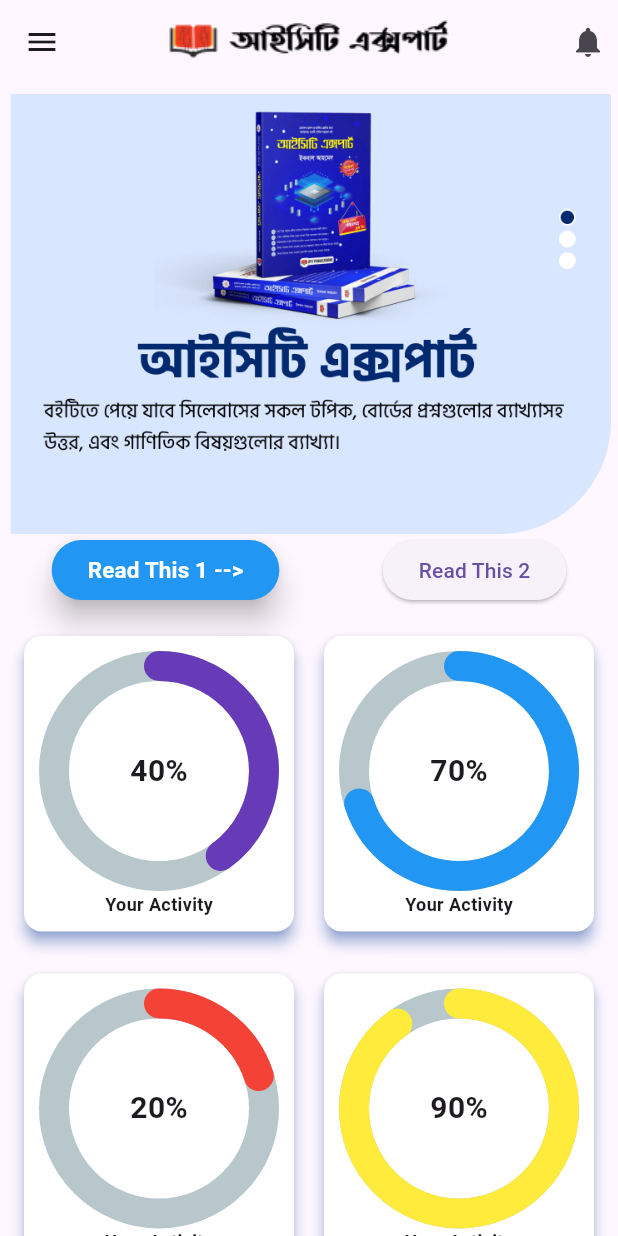
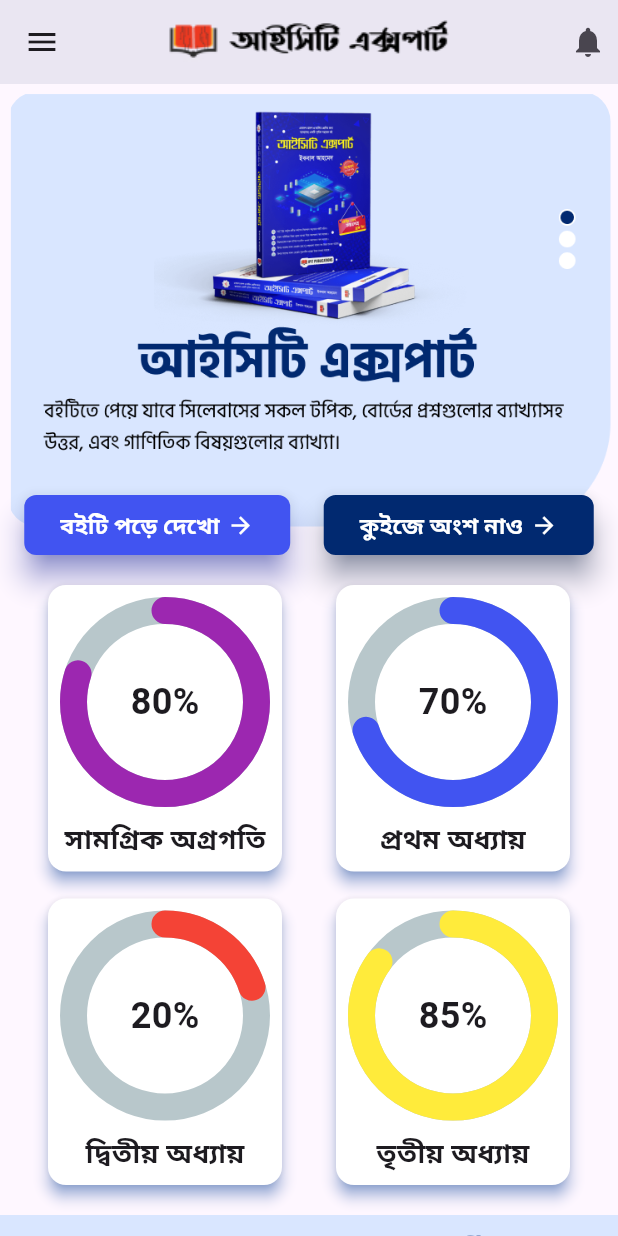
Before and after one commit to kafi015/ictexpartbd, a Flutter app: the screen it shows after launch, on a phone screen of 412 x 824 dp. Run offline on Flutter 3.47's test engine with Material 3 defaults, Android fonts, the phone set to English and light mode, and no system bars; drawn by our look-alikes of carousel_slider, percent_indicator; our stand-ins replace get.

Commit message:
Home Page running

```diff
--- a/lib/ui/screens/authentication/splash_screen.dart
+++ b/lib/ui/screens/authentication/splash_screen.dart
@@ -17,7 +17,7 @@ class _SplashScreenState extends State<SplashScreen> {
   void initState() {
     super.initState();
     Future.delayed(const Duration(seconds: 1))
-        .then((value) => {Get.off(const HomeScreen())});
+        .then((value) => {Get.off(HomeScreen())});
   }
 
 
--- a/lib/ui/screens/home_page.dart
+++ b/lib/ui/screens/home_page.dart
@@ -1,143 +1,218 @@
+import 'package:carousel_slider/carousel_slider.dart';
 import 'package:flutter/material.dart';
-import '../utils/utils.dart';
+import 'package:ictexpartbd/ui/utils/app_colors.dart';
+import '../widget/home/home_title.dart';
 import '../widget/home_activity_card.dart';
+import '../widget/home_elevated_button.dart';
+import '../widget/ict_expart_appbar.dart';
 
 class HomeScreen extends StatelessWidget {
-  const HomeScreen({super.key});
+  HomeScreen({super.key});
+
+  final ValueNotifier<int> _sliderIndex = ValueNotifier(0);
+  List sliderList = [
+    'assets/home_page/home_slider1.png',
+    'assets/home_page/home_slider2.png'
+  ];
+
+  List gellaryList = [
+    'assets/home_page/gellary1.png',
+    'assets/home_page/gellary2.png'
+  ];
 
   @override
   Widget build(BuildContext context) {
     return Scaffold(
-      appBar: AppBar(
-        leading: const Icon(Icons.menu),
-        title: Image.asset(Utils.appIcon),
-        centerTitle: true,
-        actions: const[
-          Padding(
-            padding: EdgeInsets.all(8.0),
-            child: Icon(Icons.notifications),
-          )
-        ],
-      ),
-      body: SingleChildScrollView(
-        child: Center(
+      body: Column(
+        mainAxisAlignment: MainAxisAlignment.center,
+        crossAxisAlignment: CrossAxisAlignment.center,
+        children: [
+          const ICTExpartAppBar(),
+          Expanded(
+            child: SingleChildScrollView(
+              physics: const BouncingScrollPhysics(),
               child: Column(
                 mainAxisAlignment: MainAxisAlignment.center,
+                crossAxisAlignment: CrossAxisAlignment.center,
                 children: [
-              Container(
-                height: 300,
-                width: double.infinity,
-                decoration: const BoxDecoration(
-                  image: DecorationImage(
-                    image: AssetImage('assets/home_page/home_slider1.png'),
-                  ),
-                ),
-              ),
                   Stack(
                     clipBehavior: Clip.none,
                     children: [
-                  /*Positioned(
-                    top: 10,
-                      left: 50,
-                      child: Text('Hello'),
-                  ),*/
-                  Row(
+                      CarouselSlider(
+                        options: CarouselOptions(
+                            autoPlayInterval: const Duration(seconds: 6),
+                            height: 300.0,
+                            viewportFraction: 1,
+                            autoPlay: true,
+                            onPageChanged: (index, _) {
+                              _sliderIndex.value = index;
+                            }),
+                        items: sliderList.map((slider) {
+                          return Builder(
+                            builder: (BuildContext context) {
+                              return Container(
+                                width: MediaQuery.of(context).size.width,
+                                margin: const EdgeInsets.symmetric(
+                                    horizontal: 5.0, vertical: 5.0),
+                                decoration: BoxDecoration(
+                                  image: DecorationImage(
+                                    fit: BoxFit.cover,
+                                    image: AssetImage(
+                                      slider,
+                                    ),
+                                  ),
+                                  //color: primaryColor,
+
+                                  borderRadius: BorderRadius.circular(20.0),
+                                ),
+                                alignment: Alignment.center,
+                                // child: Text(
+                                //   '${slider['message']}',
+                                //   style: const TextStyle(fontSize: 16.0),
+                                // ),
+                              );
+                            },
+                          );
+                        }).toList(),
+                      ),
+                      Positioned(
+                        top: 270,
+                        left: 10,
+                        right: 10,
+                        child: Row(
                           mainAxisAlignment: MainAxisAlignment.spaceEvenly,
                           children: [
-                      ElevatedButton(
-                        style: ElevatedButton.styleFrom(
-                          elevation: 8,
-                          foregroundColor: Colors.indigo,
-                          //shadowColor: Colors.black,
-                          backgroundColor: Colors.blue,
-                        ),
+                            HomeElevatedButton(
+                              title: 'বইটি পড়ে দেখো',
+                              titleColor: whiteColor,
+                              backgroundColor: const Color(0xff4154F1),
                               onPressed: () {},
-                        child: const Text(
-                          'Read This 1 -->',
-                          style: TextStyle(
-                            fontSize: 15,
-                            fontWeight: FontWeight.bold,
-                            color: Colors.white,
-                          ),
-                        ),
                             ),
                             const SizedBox(
-                        height: 10,
+                              width: 10,
                             ),
-                      ElevatedButton(
+                            HomeElevatedButton(
+                              title: 'কুইজে অংশ নাও',
+                              titleColor: whiteColor,
+                              backgroundColor: const Color(0xff012970),
                               onPressed: () {},
-                        child: const Text('Read This 2'),
                             ),
-                    ],
-                  ),
-                ],
-              ),
-              const SizedBox(
-                height: 16,
-              ),
-              const Row(
-                mainAxisAlignment: MainAxisAlignment.spaceEvenly,
-                children: [
-                  HomeActivityCard(percent: 0.4, progressColor: Colors.deepPurple, percentText: '40%', title: 'Your Activity',),
-                  HomeActivityCard(percent: 0.7, progressColor: Colors.blue, percentText: '70%', title: 'Your Activity',),
-
-                ],
-              ),
-              const SizedBox(height: 20), // Space between rows
-              const Row(
-                mainAxisAlignment: MainAxisAlignment.spaceEvenly,
-                children: [
-                  HomeActivityCard(percent: 0.2, progressColor: Colors.red, percentText: '20%', title: 'Your Activity',),
-                  HomeActivityCard(percent: 0.9, progressColor: Colors.yellow, percentText: '90%', title: 'Your Activity',),
-
-                ],
-              ),
-
-
-              const SizedBox(height: 16,),
-              Container(
-                height: 200,
-                width: double.infinity,
-                color: Colors.cyan,
-                child: Row(
-                  children: [
-                    const SizedBox(width: 8,),
-                    Expanded(
-                      child: SingleChildScrollView(
-                        scrollDirection: Axis.horizontal,
-                        physics: const BouncingScrollPhysics(),
-                        child: Row(
-                          mainAxisAlignment: MainAxisAlignment.start,
-                          children: [
-                            const CircleAvatar(
-                              radius: 40,
-                              backgroundColor: Colors.black12,
-                              child: Text('Ali'),
-                            ),
-                            const SizedBox(width: 24,),
-                            const CircleAvatar(
-                              radius: 40,
-                              backgroundColor: Colors.black12,
-                              child: Text('Kafi'),
-                            ),
-                            const SizedBox(width: 24,),
-                            const CircleAvatar(
-                              radius: 40,
-                              backgroundColor: Colors.black12,
-                              child: Text('Araf'),
-                            ),
-                            const SizedBox(width: 32,),
-                            ElevatedButton(onPressed: (){},
-                              child: const Text('Go to quiz'),),
-                          ],
-                        ),
-                      ),),
                           ],
                         ),
                       ),
                     ],
                   ),
+                  const SizedBox(
+                    height: 30,
                   ),
+                  const Row(
+                    mainAxisAlignment: MainAxisAlignment.spaceEvenly,
+                    children: [
+                      HomeActivityCard(
+                        percent: 0.8,
+                        progressColor: Colors.purple,
+                        percentText: '80%',
+                        title: 'সামগ্রিক অগ্রগতি',
+                      ),
+                      HomeActivityCard(
+                        percent: 0.7,
+                        progressColor: Color(0xff4154F1),
+                        percentText: '70%',
+                        title: 'প্রথম অধ্যায়',
+                      ),
+                    ],
+                  ),
+                  const SizedBox(height: 10), // Space between rows
+                  const Row(
+                    mainAxisAlignment: MainAxisAlignment.spaceEvenly,
+                    children: [
+                      HomeActivityCard(
+                        percent: 0.2,
+                        progressColor: Colors.red,
+                        percentText: '20%',
+                        title: 'দ্বিতীয় অধ্যায়',
+                      ),
+                      HomeActivityCard(
+                        percent: 0.85,
+                        progressColor: Colors.yellow,
+                        percentText: '85%',
+                        title: 'তৃতীয় অধ্যায়',
+                      ),
+                    ],
+                  ),
+
+                  const SizedBox(
+                    height: 16,
+                  ),
+                  Stack(
+                    children: [
+                      Image.asset(
+                        'assets/home_page/home_leader_board.png',
+                        fit: BoxFit.cover,
+                      ),
+                      Positioned(
+                        top: 75,
+                        left: 108,
+                        child: Padding(
+                          padding:
+                              const EdgeInsets.symmetric(horizontal: 115.0),
+                          child: HomeElevatedButton(
+                              title: 'কুইজে অংশ নাও',
+                              titleColor: whiteColor,
+                              backgroundColor: const Color(0xff012970),
+                              onPressed: () {}),
+                        ),
+                      ),
+                    ],
+                  ),
+
+                  HomeTitle(title_1: 'ভিডিও লেকচার', title_2: 'সব দেখুন',onPressedTitle_2: (){},),
+                  const SizedBox(height: 10,),
+
+                  HomeTitle(title_1: 'গ্যালারী', title_2: 'সব দেখুন',onPressedTitle_2: (){},),
+                  const SizedBox(height: 10,),
+                  // CarouselSlider(
+                  //   options: CarouselOptions(
+                  //       autoPlayInterval: const Duration(seconds: 6),
+                  //       height: 300.0,
+                  //       viewportFraction: 1,
+                  //       autoPlay: true,
+                  //       onPageChanged: (index, _) {
+                  //         _sliderIndex.value = index;
+                  //       }),
+                  //   items: gellaryList.map((slider) {
+                  //     return Builder(
+                  //       builder: (BuildContext context) {
+                  //         return Container(
+                  //           width: MediaQuery.of(context).size.width,
+                  //           margin: const EdgeInsets.symmetric(
+                  //               horizontal: 5.0, vertical: 5.0),
+                  //           decoration: BoxDecoration(
+                  //             image: DecorationImage(
+                  //               fit: BoxFit.cover,
+                  //               image: AssetImage(
+                  //                 slider,
+                  //               ),
+                  //             ),
+                  //             //color: primaryColor,
+                  //
+                  //             borderRadius: BorderRadius.circular(20.0),
+                  //           ),
+                  //           alignment: Alignment.center,
+                  //           // child: Text(
+                  //           //   '${slider['message']}',
+                  //           //   style: const TextStyle(fontSize: 16.0),
+                  //           // ),
+                  //         );
+                  //       },
+                  //     );
+                  //   }).toList(),
+                  // ),
+                ],
+              ),
+            ),
+          ),
+        ],
       ),
     );
   }
--- a/lib/ui/utils/app_colors.dart
+++ b/lib/ui/utils/app_colors.dart
@@ -1,3 +1,3 @@
 import 'package:flutter/material.dart';
 
-Color whiteColor = Colors.white;
+Color whiteColor = const Color(0xffFFFFFF);
--- /dev/null
+++ b/lib/ui/widget/home/home_title.dart
@@ -0,0 +1,41 @@
+import 'package:flutter/material.dart';
+
+class HomeTitle extends StatelessWidget {
+  const HomeTitle({
+    super.key, required this.title_1, required this.title_2, required this.onPressedTitle_2,
+  });
+  final String title_1;
+  final String title_2;
+  final VoidCallback onPressedTitle_2;
+
+  @override
+  Widget build(BuildContext context) {
+    return Padding(
+      padding: const EdgeInsets.symmetric(horizontal: 16.0),
+      child: Row(
+        children: [
+          Text(title_1,
+            style: const TextStyle(
+              fontSize: 22,
+              fontWeight: FontWeight.w700,
+              color: Color(0xff012970),
+            ),
+          ),
+          const Spacer(),
+          TextButton(
+            onPressed: onPressedTitle_2,
+            child: Row(children: [
+              Text(title_2,
+                style: const TextStyle(
+                  fontSize: 21,
+                  fontWeight: FontWeight.w600,
+                  color: Color(0xff4154F1),
+                ),),
+              const Icon(Icons.arrow_forward,color: Color(0xff4154F1),weight: 5,)
+            ],),
+          ),
+        ],
+      ),
+    );
+  }
+}
--- a/lib/ui/widget/home_activity_card.dart
+++ b/lib/ui/widget/home_activity_card.dart
@@ -1,4 +1,5 @@
 import 'package:flutter/material.dart';
+import 'package:ictexpartbd/ui/utils/app_colors.dart';
 import 'package:percent_indicator/circular_percent_indicator.dart';
 
 class HomeActivityCard extends StatelessWidget {
@@ -14,26 +15,29 @@ class HomeActivityCard extends StatelessWidget {
   @override
   Widget build(BuildContext context) {
     return Card(
-      color: Colors.white,
+      color: whiteColor,
       shadowColor: Colors.blueAccent,
       elevation: 4,
       child: Padding(
-        padding: const EdgeInsets.all(10.0),
+        padding: const EdgeInsets.all(8.0),
         child: CircularPercentIndicator(
-          radius: 80,
+          radius: 70,
           animation: true,
           animationDuration: 1000,
-          lineWidth: 20,
+          lineWidth: 18,
           percent: percent,
           progressColor: progressColor,
           circularStrokeCap: CircularStrokeCap.round,
           center: Text(percentText,
               style: const TextStyle(
-                  fontSize: 20, fontWeight: FontWeight.bold)),
-          footer: Text(
-            title,
-            style: const TextStyle(
-                fontSize: 12, fontWeight: FontWeight.bold),
+                  fontSize: 24, fontWeight: FontWeight.bold)),
+          footer: Padding(
+            padding: const EdgeInsets.only(top: 8.0),
+            child: Text(
+              title,
+              style: const TextStyle(
+                  fontSize: 18, fontWeight: FontWeight.bold),
+            ),
           ),
         ),
       ),
--- /dev/null
+++ b/lib/ui/widget/home_elevated_button.dart
@@ -0,0 +1,46 @@
+import 'package:flutter/material.dart';
+import 'package:ictexpartbd/ui/utils/app_colors.dart';
+
+class HomeElevatedButton extends StatelessWidget {
+  const HomeElevatedButton({
+    super.key, required this.title, required this.titleColor, required this.backgroundColor, required this.onPressed,
+  });
+
+  final String title;
+  final Color titleColor;
+  final Color backgroundColor;
+  final VoidCallback onPressed;
+
+  @override
+  Widget build(BuildContext context) {
+    return ElevatedButton(
+      style: ElevatedButton.styleFrom(
+        shape: RoundedRectangleBorder(
+          borderRadius: BorderRadius.circular(8.0),
+        ),
+        elevation: 8,
+        //foregroundColor: Colors.indigo,
+        shadowColor: backgroundColor,
+        backgroundColor: backgroundColor,
+
+      ),
+      onPressed: onPressed,
+      child: Center(
+        child: Row(
+          children: [
+            Text(
+              title,
+              style: TextStyle(
+                fontSize: 15,
+                fontWeight: FontWeight.bold,
+                color: titleColor,
+              ),
+            ),
+            const SizedBox(width: 5,),
+            Icon(Icons.arrow_forward,color: whiteColor,),
+          ],
+        ),
+      ),
+    );
+  }
+}
--- /dev/null
+++ b/lib/ui/widget/ict_expart_appbar.dart
@@ -0,0 +1,27 @@
+import 'package:flutter/material.dart';
+
+import '../utils/app_colors.dart';
+import '../utils/utils.dart';
+
+class ICTExpartAppBar extends StatelessWidget {
+  const ICTExpartAppBar({
+    super.key,
+  });
+
+  @override
+  Widget build(BuildContext context) {
+    return AppBar(
+      backgroundColor: whiteColor,
+      elevation: 30,
+      leading: const Icon(Icons.menu),
+      title: Image.asset(Utils.appIcon),
+      centerTitle: true,
+      actions: const[
+        Padding(
+          padding: EdgeInsets.all(8.0),
+          child: Icon(Icons.notifications),
+        )
+      ],
+    );
+  }
+}
--- a/pubspec.yaml
+++ b/pubspec.yaml
@@ -37,6 +37,7 @@ dependencies:
   cupertino_icons: ^1.0.2
   get: ^4.6.6
   percent_indicator: ^4.0.1
+  carousel_slider: ^4.2.1
 
 dev_dependencies:
   flutter_test:
```
Also changed, not shown: assets/home_page/gellary1.png (added), assets/home_page/gellary2.png (added), assets/home_page/home_leader_board.png (added), assets/home_page/ict_c1_utube.png (added), assets/home_page/ict_c2_utube.png (added), pubspec.lock. Lines whose indentation alone changed are shown as unchanged.
